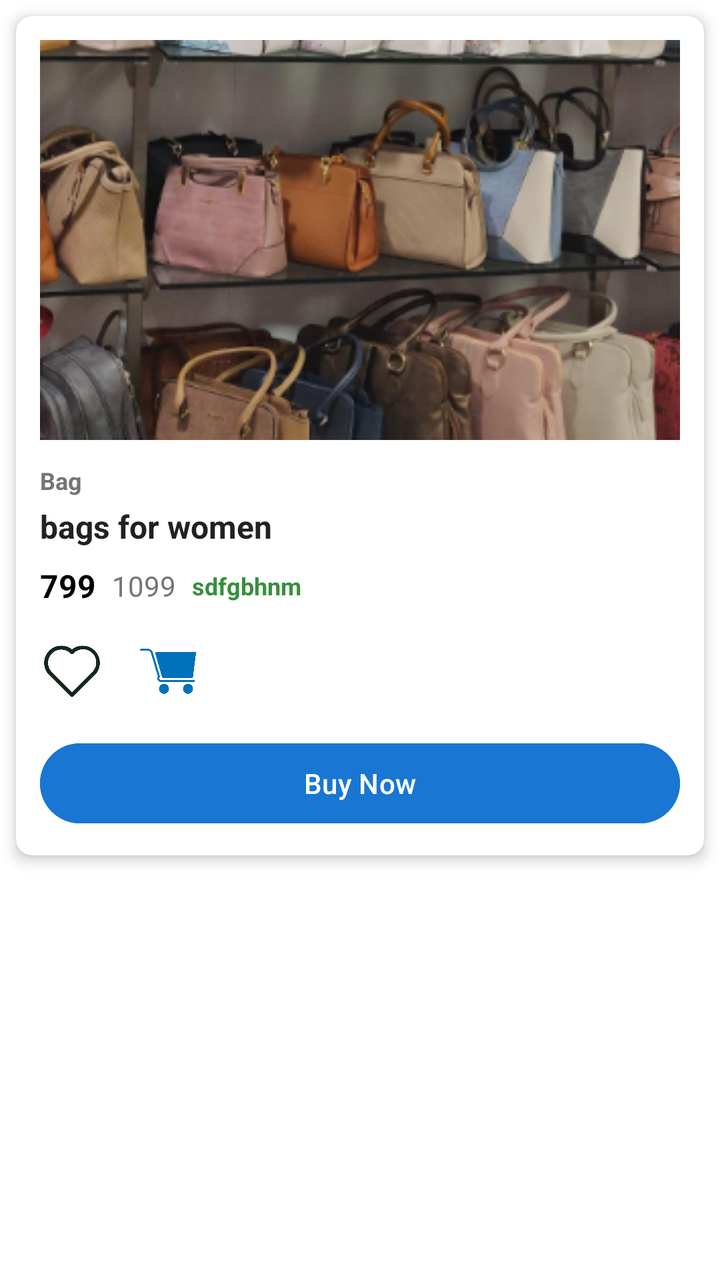
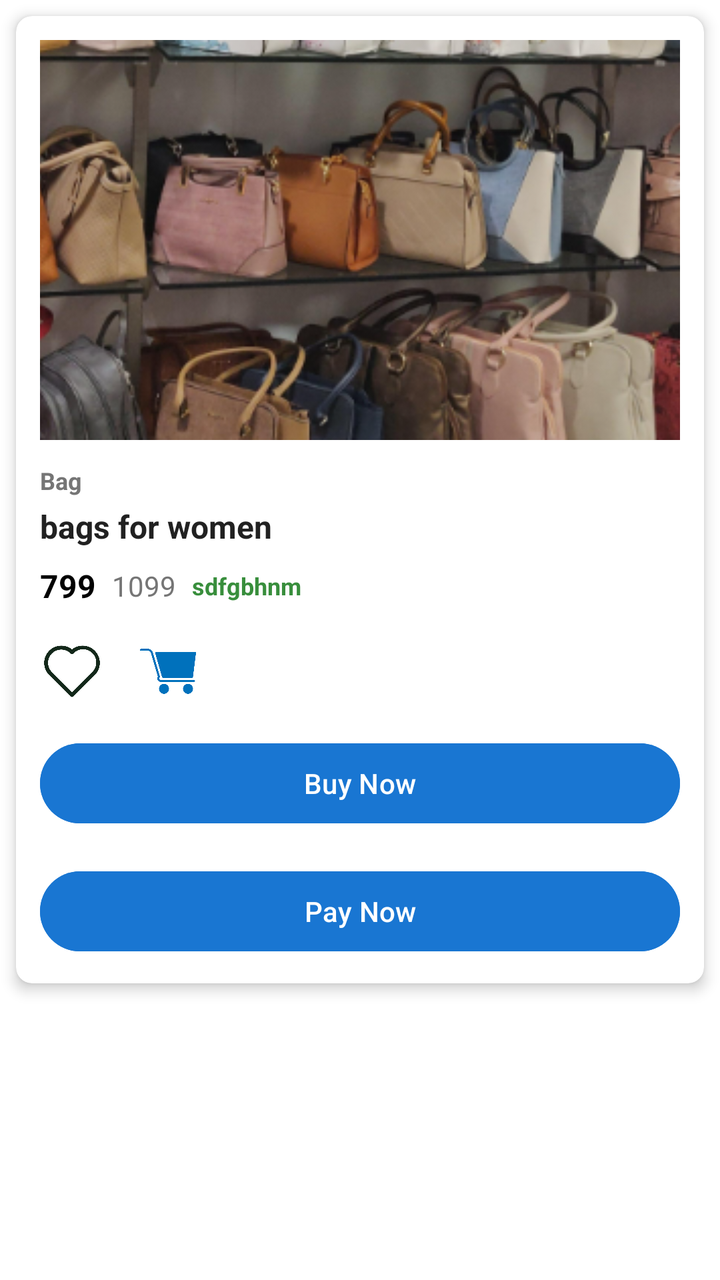

Before-and-after screenshots of an Android layout around one commit, followed by the original layout XML and the change that was made.
<!-- AndroidManifest.xml: application theme Base.Theme.Lecture_works -->
<!-- res/layout/activity_product_details.xml -->
<?xml version="1.0" encoding="utf-8"?>
<RelativeLayout xmlns:android="http://schemas.android.com/apk/res/android"
    xmlns:app="http://schemas.android.com/apk/res-auto"
    xmlns:tools="http://schemas.android.com/tools"
    android:id="@+id/main"
    android:layout_width="match_parent"
    android:layout_height="match_parent"
    android:fitsSystemWindows="true"
    tools:context=".product_details">

    <androidx.cardview.widget.CardView
        android:layout_width="match_parent"
        android:layout_height="wrap_content"
        android:layout_margin="8dp"
        app:cardCornerRadius="8dp"
        app:cardElevation="4dp"
        app:cardBackgroundColor="#FFFFFF">

        <LinearLayout
            android:layout_width="match_parent"
            android:layout_height="wrap_content"
            android:orientation="vertical"
            android:padding="12dp">

            <ImageView
                android:id="@+id/product_detail_image"
                android:layout_width="match_parent"
                android:src="@drawable/bag"
                android:layout_height="200dp"
                android:scaleType="centerCrop" />

            <LinearLayout
                android:layout_width="match_parent"
                android:layout_height="wrap_content"
                android:layout_marginTop="12dp"
                android:orientation="vertical">

                <TextView
                    android:id="@+id/product_detail_vendor_name"
                    android:layout_width="wrap_content"
                    android:layout_height="wrap_content"
                    android:textSize="12sp"
                    android:text="Bag"
                    android:textColor="#757575"
                    android:textStyle="bold" />

                <TextView
                    android:id="@+id/product_detail_name"
                    android:layout_width="wrap_content"
                    android:layout_height="wrap_content"
                    android:textSize="16sp"
                    android:text="bags for women"
                    android:textColor="#212121"
                    android:textStyle="bold"
                    android:layout_marginTop="4dp" />

                <LinearLayout
                    android:layout_width="match_parent"
                    android:layout_height="wrap_content"
                    android:layout_marginTop="8dp"
                    android:gravity="center_vertical"
                    android:orientation="horizontal">

                    <TextView
                        android:id="@+id/product_detail_discountprice"
                        android:layout_width="wrap_content"
                        android:layout_height="wrap_content"
                        android:text="799"
                        android:textSize="16sp"
                        android:textColor="#000000"
                        android:textStyle="bold" />

                    <TextView
                        android:id="@+id/product_detail_realprice"
                        android:layout_width="wrap_content"
                        android:text="1099"
                        android:layout_height="wrap_content"
                        android:textSize="14sp"
                        android:textColor="#757575"
                        android:layout_marginHorizontal="8dp" />

                    <TextView
                        android:id="@+id/product_detail_discount"
                        android:layout_width="wrap_content"
                        android:text="sdfgbhnm"
                        android:layout_height="wrap_content"
                        android:textSize="12sp"
                        android:textColor="#388E3C"
                        android:textStyle="bold" />

                </LinearLayout>

            </LinearLayout>

            <LinearLayout
                android:layout_width="match_parent"
                android:layout_height="wrap_content"
                android:gravity="center_vertical"
                android:layout_marginTop="16dp"
                android:orientation="horizontal">

                <ImageView
                    android:id="@+id/product_detail_wishlist"
                    android:layout_width="32dp"
                    android:layout_height="32dp"
                    android:src="@drawable/wishlist_empty"
                    android:layout_marginRight="16dp" />

                <ImageView
                    android:id="@+id/product_detail_cart"
                    android:layout_width="32dp"
                    android:layout_height="32dp"
                    android:src="@drawable/cart" />

                <LinearLayout
                    android:id="@+id/product_detail_cart_layout"
                    android:layout_width="wrap_content"
                    android:layout_height="wrap_content"
                    android:gravity="center"
                    android:visibility="gone"
                    android:orientation="horizontal">

                    <ImageView
                        android:id="@+id/product_detail_cart_minus"
                        android:layout_width="24dp"
                        android:layout_height="24dp"
                        android:src="@drawable/substract" />

                    <TextView
                        android:id="@+id/product_detail_cart_qty"
                        android:layout_width="wrap_content"
                        android:layout_height="wrap_content"
                        android:text="1"
                        android:layout_marginHorizontal="12dp"
                        android:textSize="16sp"
                        android:textColor="#000000"
                        android:textStyle="bold" />

                    <ImageView
                        android:id="@+id/product_detail_cart_add"
                        android:layout_width="24dp"
                        android:layout_height="24dp"
                        android:src="@drawable/add" />

                </LinearLayout>

            </LinearLayout>

            <Button
                android:id="@+id/buy_now"
                android:layout_width="match_parent"
                android:layout_height="wrap_content"
                android:layout_marginTop="16dp"
                android:text="Buy Now"
                android:textColor="#FFFFFF"
                android:backgroundTint="#1976D2" />

        </LinearLayout>

    </androidx.cardview.widget.CardView>

</RelativeLayout>
<!-- resources referenced by this layout -->
<resources>
  <!-- drawable add: png bitmap (drawable, 5127 bytes) -->
  <!-- drawable bag: png bitmap (drawable, 418875 bytes) -->
  <!-- drawable cart: png bitmap (drawable, 10486 bytes) -->
  <!-- drawable substract: png bitmap (drawable, 2530 bytes) -->
  <!-- drawable wishlist_empty: png bitmap (drawable, 14034 bytes) -->
  <style name="Base.Theme.Lecture_works" parent="Theme.Material3.DayNight.NoActionBar">
          
  
          <item name="android:windowBackground">@android:color/white</item>
          <item name="android:colorBackground">@android:color/white</item>
      </style>
</resources>

<!-- the commit's change to res/layout/activity_product_details.xml (unified diff, before → after) -->
@@ -152,7 +152,13 @@
                 android:layout_height="wrap_content"
                 android:layout_marginTop="16dp"
                 android:text="Buy Now"
-                android:textColor="#FFFFFF"
+                android:backgroundTint="#1976D2" />
+            <Button
+                android:id="@+id/pay_now"
+                android:layout_width="match_parent"
+                android:layout_height="wrap_content"
+                android:layout_marginTop="16dp"
+                android:text="Pay Now"
                 android:backgroundTint="#1976D2" />
 
         </LinearLayout>
